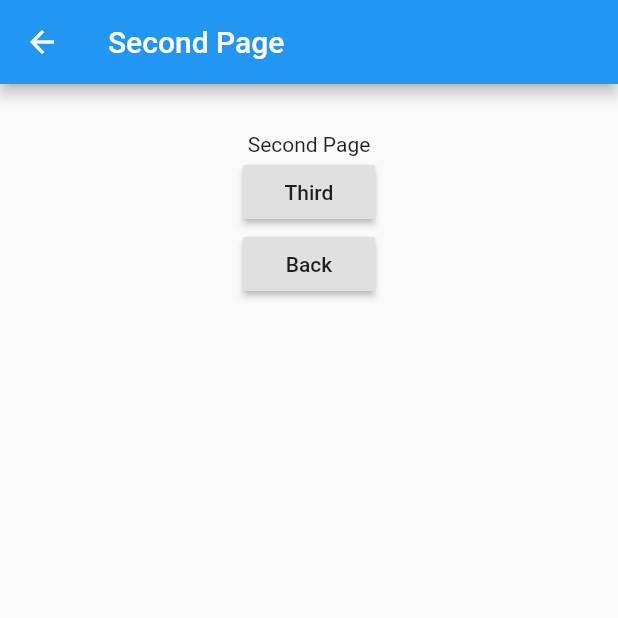
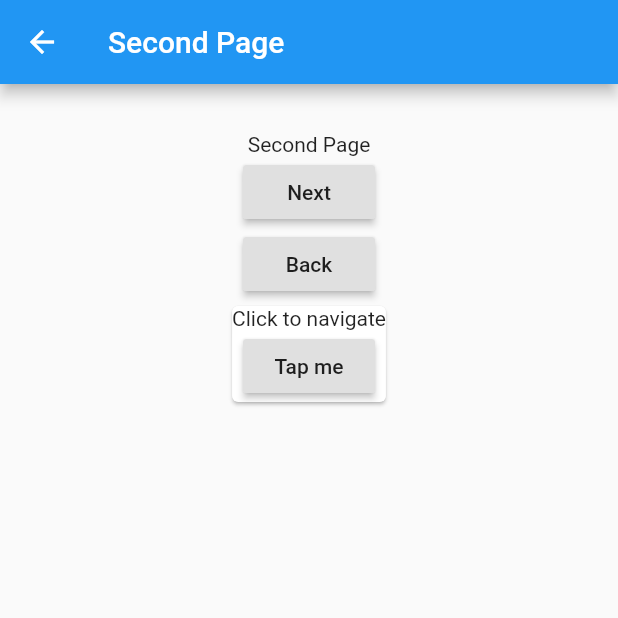
Before and after one commit to codewithiulian/flutter-intermediate, a Flutter app: the Second screen opened by its route, on a phone screen of 412 x 824 dp, the top half of it. Run offline on Flutter 3.47's test engine with Material 2 defaults, Android fonts, the phone set to English and light mode, and no system bars.

Commit message:
ROUTING v4 - 24. Navigation from a child widget

```diff
--- /dev/null
+++ b/lib/mywidget.dart
@@ -0,0 +1,20 @@
+import 'package:flutter/material.dart';
+
+class MyWidget extends StatelessWidget {
+
+
+  @override
+  Widget build(BuildContext context) {
+    return new Card(
+      child: new Column(
+        children: <Widget>[
+          new Text('Click to navigate'),
+          new RaisedButton(
+            onPressed: () => Navigator.of(context).pushNamed('/Home'),
+            child: new Text('Tap me'),
+          ),
+        ],
+      ),
+    );
+  }
+}
--- a/lib/screens/home.dart
+++ b/lib/screens/home.dart
@@ -22,13 +22,7 @@ class _HomeState extends State<Home> {
                 onPressed: () {
                   Navigator.of(context).pushNamed('/Second');
                 },
-                child: new Text('Second')
-              ),
-              new RaisedButton(
-                  onPressed: () {
-                    Navigator.of(context).pushNamed('/Third');
-                  },
-                  child: new Text('Third')
+                child: new Text('Next')
               ),
             ]
           ),
--- a/lib/screens/second.dart
+++ b/lib/screens/second.dart
@@ -1,4 +1,5 @@
 import 'package:flutter/material.dart';
+import '../mywidget.dart';
 
 class Second extends StatefulWidget {
   @override
@@ -19,18 +20,18 @@ class _SecondState extends State<Second> {
             children: <Widget>[
               new Text('Second Page'),
               new RaisedButton(
-                onPressed: () {
-                  Navigator.of(context).pushNamedAndRemoveUntil(
-                    '/Third',
-                    (Route<dynamic> route) => false
-                  );
-                },
-                child: new Text('Third')
+                  onPressed: () {
+                    Navigator.of(context).pushNamed('/Third');
+                  },
+                  child: new Text('Next')
               ),
               new RaisedButton(
-                  onPressed: () => Navigator.of(context).pop(),
+                  onPressed: () {
+                    Navigator.of(context).pushNamed('/Home');
+                  },
                   child: new Text('Back')
               ),
+              new MyWidget(),
             ]
           ),
         ),
--- a/lib/screens/third.dart
+++ b/lib/screens/third.dart
@@ -20,11 +20,7 @@ class _ThirdState extends State<Third> {
                 new Text('Third Page'),
                 new RaisedButton(
                     onPressed: () {
-                      if(Navigator.of(context).canPop()) {
-                        Navigator.of(context).pop();
-                      } else {
-                        Navigator.of(context).pushNamed('/Second');
-                      }
+                      Navigator.of(context).pushNamed('/Second');
                     },
                     child: new Text('Back')
                 ),
```
